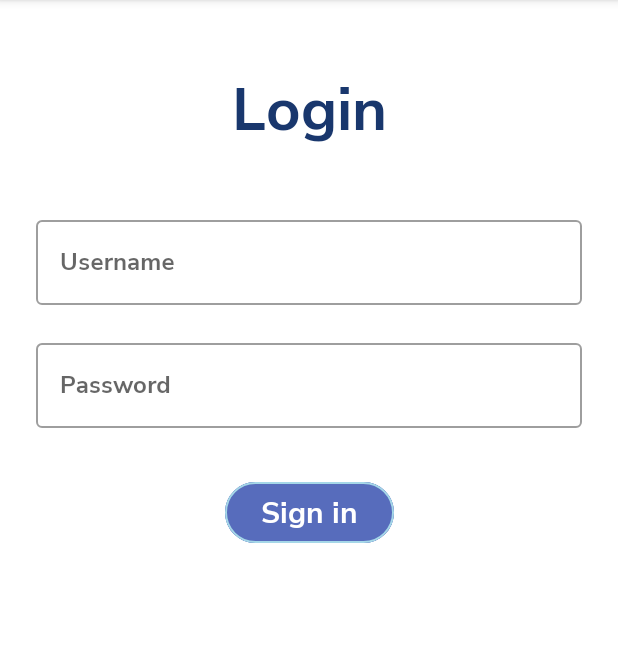
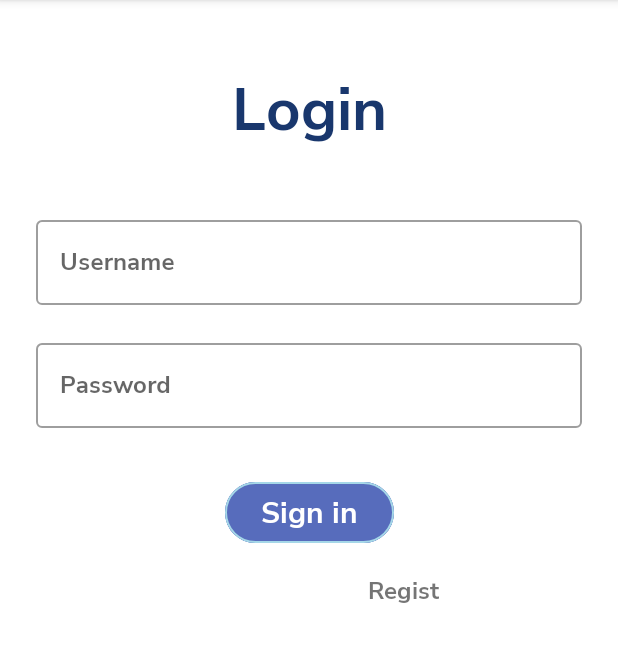
Before and after one commit to hilmisatrio16/SharedPreferenceKelompokTiga, an Android app: the FragmentLogin screen opened through its navigation route, on a phone screen of 412 x 824 dp, the part 84-746 px from its top. Run offline under Robolectric (Android 15) with nearby library versions, the phone set to English and light mode, and no system bars; our stand-ins replace data binding.

Commit message:
add view in fragment login

```diff
--- a/app/src/main/java/com/example/sharedpreferencekelompoktiga/FragmentLogin.kt
+++ b/app/src/main/java/com/example/sharedpreferencekelompoktiga/FragmentLogin.kt
@@ -31,6 +31,10 @@ class FragmentLogin : Fragment() {
 
         sharedPref = requireContext().getSharedPreferences("dataprefs", Context.MODE_PRIVATE)
 
+        binding.tvRegist.setOnClickListener {
+            findNavController().navigate(R.id.action_fragmentLogin_to_fragmentRegist)
+        }
+
 
     }
 
--- a/app/src/main/res/layout/fragment_login.xml
+++ b/app/src/main/res/layout/fragment_login.xml
@@ -84,5 +84,18 @@
             android:onClick="@{() -> clickListener.checkAccount()}"
             />
 
+        <TextView
+            android:id="@+id/tvRegist"
+            android:layout_width="wrap_content"
+            android:layout_height="wrap_content"
+            android:text="@string/regist"
+            android:textSize="16sp"
+            app:layout="@id/btnSignIn"
+            android:layout_marginTop="16dp"
+            app:layout_constraintEnd_toEndOf="parent"
+            app:layout_constraintStart_toStartOf="@+id/btnSignIn"
+            app:layout_constraintTop_toBottomOf="@+id/btnSignIn" />
+
+
     </androidx.constraintlayout.widget.ConstraintLayout>
 </layout>
--- a/app/src/main/res/values/strings.xml
+++ b/app/src/main/res/values/strings.xml
@@ -6,4 +6,6 @@
     <string name="password">Password</string>
     <string name="username">Username</string>
     <string name="login">Login</string>
+    <string name="register">Register</string>
+    <string name="regist">Regist</string>
 </resources>
```
